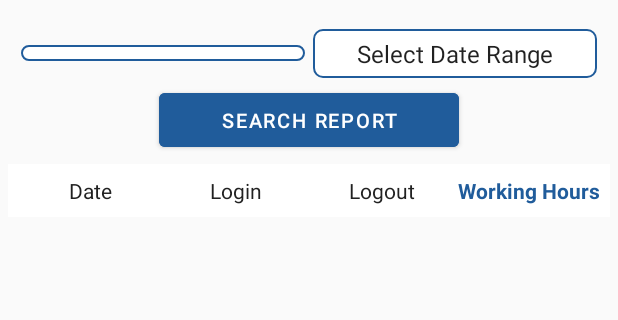
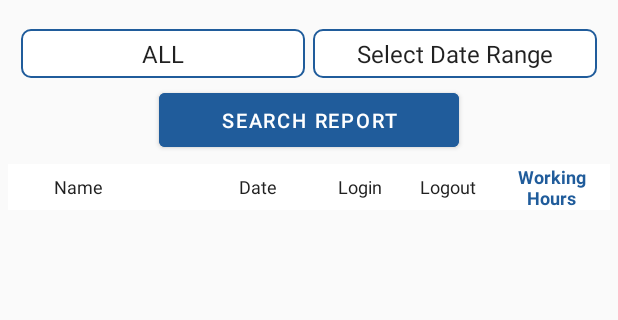
Before and after one commit to manojkmr2197/instabillz-app, an Android app: the EmployeeReportActivity screen opened directly, with no data from a screen before it, on a phone screen of 412 x 824 dp, the part 82-402 px from its top. Run offline under Robolectric (Android 15) with nearby library versions, the phone set to English and light mode, and no system bars; our stand-ins replace Firebase (no records; nobody signed in at launch, a user with empty details on screens opened directly).

Commit message:
Report design Completed

```diff
--- a/app/src/main/java/com/app/billing/instabillz/activity/AttendanceActivity.java
+++ b/app/src/main/java/com/app/billing/instabillz/activity/AttendanceActivity.java
@@ -108,7 +108,6 @@ public class AttendanceActivity extends AppCompatActivity {
 
         spinnerEmployees = findViewById(R.id.attendance_employees_spinner);
 
-        loadEmployeesFromFirestore();
 
         Intent intent = getIntent();
         String employeeName = intent.getStringExtra("employee_name");
@@ -117,6 +116,8 @@ public class AttendanceActivity extends AppCompatActivity {
             selectedDate = StringUtils.isNotBlank(intent.getStringExtra("date")) ? intent.getStringExtra("date") : selectedDate;
             filterLL.setVisibility(View.GONE);
             loadEmployeeData();
+        }else{
+            loadEmployeesFromFirestore();
         }
 
     }
@@ -186,7 +187,7 @@ public class AttendanceActivity extends AppCompatActivity {
                 });
             }
 
-        }, calendar.get(Calendar.HOUR_OF_DAY), calendar.get(Calendar.MINUTE), true);
+        }, calendar.get(Calendar.HOUR_OF_DAY), calendar.get(Calendar.MINUTE), false);
 
         dialog.show();
     }
@@ -286,7 +287,6 @@ public class AttendanceActivity extends AppCompatActivity {
 
                 ArrayAdapter<String> adapter = new ArrayAdapter<>(context, android.R.layout.simple_spinner_dropdown_item, employees);
                 spinnerEmployees.setAdapter(adapter);
-
                 spinnerEmployees.setSelection(0);
                 resetUI();
 
--- a/app/src/main/java/com/app/billing/instabillz/activity/InvoiceActivity.java
+++ b/app/src/main/java/com/app/billing/instabillz/activity/InvoiceActivity.java
@@ -524,7 +524,6 @@ public class InvoiceActivity extends AppCompatActivity {
                 invoiceModelList.add(invoice);
             }
             adapter.notifyDataSetChanged();
-
         }).addOnFailureListener(e -> {
             e.printStackTrace();
             Toast.makeText(context, "Firebase Internal Server Error.!", Toast.LENGTH_LONG).show();
--- a/app/src/main/java/com/app/billing/instabillz/activity/ProductActivity.java
+++ b/app/src/main/java/com/app/billing/instabillz/activity/ProductActivity.java
@@ -280,7 +280,7 @@ public class ProductActivity extends AppCompatActivity implements View.OnClickLi
             InstaFirebaseRepository.getInstance().addDataBase(AppConstants.APP_NAME + AppConstants.PRODUCTS_COLLECTION, newProductModel.getId(), newProductModel, new InstaFirebaseRepository.OnFirebaseWriteListener() {
                 @Override
                 public void onSuccess(Object orderId) {
-                    Toast.makeText(context, "New product Added", Toast.LENGTH_LONG).show();
+                    Toast.makeText(context, "Products Updated", Toast.LENGTH_LONG).show();
                     loadProductList();
                 }
 
--- a/app/src/main/java/com/app/billing/instabillz/adapter/AttendanceViewAdapter.java
+++ b/app/src/main/java/com/app/billing/instabillz/adapter/AttendanceViewAdapter.java
@@ -1,5 +1,6 @@
 package com.app.billing.instabillz.adapter;
 
+import android.annotation.SuppressLint;
 import android.content.Context;
 import android.view.LayoutInflater;
 import android.view.View;
@@ -40,7 +41,7 @@ public class AttendanceViewAdapter extends RecyclerView.Adapter<AttendanceViewHo
     }
 
     @Override
-    public void onBindViewHolder(@NonNull AttendanceViewHolder holder, int position) {
+    public void onBindViewHolder(@NonNull AttendanceViewHolder holder, @SuppressLint("RecyclerView") int position) {
 
         AttendanceModel attendanceModel = attendanceModelList.get(position);
 
@@ -55,13 +56,20 @@ public class AttendanceViewAdapter extends RecyclerView.Adapter<AttendanceViewHo
             holder.delete.setVisibility(View.GONE);
         }
 
+        if(StringUtils.isNotBlank(attendanceModel.getEmployeeName())){
+            holder.delete.setVisibility(View.VISIBLE);
+            holder.name.setText(attendanceModel.getEmployeeName());
             holder.delete.setOnClickListener(new View.OnClickListener() {
                 @Override
                 public void onClick(View view) {
                     listener.click(position,"DELETE");
                 }
             });
-
+        }else{
+            holder.delete.setVisibility(View.INVISIBLE);
+            holder.delete.setClickable(false);
+            holder.name.setText("Name");
+        }
     }
 
     @Override
--- a/app/src/main/java/com/app/billing/instabillz/adapter/InvoiceViewAdapter.java
+++ b/app/src/main/java/com/app/billing/instabillz/adapter/InvoiceViewAdapter.java
@@ -66,9 +66,9 @@ public class InvoiceViewAdapter extends RecyclerView.Adapter<InvoiceViewHolder>{
             } else {
                 holder.productListLayout.setVisibility(View.VISIBLE);
                 holder.toggleProductsTv.setText("Hide Products ▲");
-                loadProducts(holder.productListLayout, invoice.getProductModelList());
             }
         });
+        loadProducts(holder.productListLayout, invoice.getProductModelList());
 
         holder.editBtn.setOnClickListener(v -> clickListener.click(position, "EDIT"));
         holder.deleteBtn.setOnClickListener(v -> clickListener.click(position, "DELETE"));
@@ -88,7 +88,7 @@ public class InvoiceViewAdapter extends RecyclerView.Adapter<InvoiceViewHolder>{
         return sdf.format(date);
     }
 
-    private void loadProducts(LinearLayout container, List<ProductModel> productList) {
+    public void loadProducts(LinearLayout container, List<ProductModel> productList) {
         container.removeAllViews();
         for (ProductModel product : productList) {
             View productView = LayoutInflater.from(context).inflate(R.layout.invoice_item_product_design, container, false);
--- a/app/src/main/java/com/app/billing/instabillz/constants/AppConstants.java
+++ b/app/src/main/java/com/app/billing/instabillz/constants/AppConstants.java
@@ -11,7 +11,7 @@ public class AppConstants {
     public static final String STOCKS_COLLECTION = "_stocks";
     public static final String ATTENDANCE_COLLECTION = "_attendance";
     public static final String EMPLOYEE_COLLECTION = "_employee";
-    public static final String VENDOR_COLLECTION = "_vendor";
+    public static final String VENDOR_COLLECTION = "_vendors";
     public static final String SALES_COLLECTION = "_sales";
 
     public static final String SHOP_COLLECTION = "shops";
--- a/app/src/main/java/com/app/billing/instabillz/viewholder/AttendanceViewHolder.java
+++ b/app/src/main/java/com/app/billing/instabillz/viewholder/AttendanceViewHolder.java
@@ -11,11 +11,12 @@ import com.app.billing.instabillz.R;
 
 public class AttendanceViewHolder extends RecyclerView.ViewHolder{
 
-    public TextView date,loginTime,logoutTime,hours;
+    public TextView name,date,loginTime,logoutTime,hours;
     public Button delete;
 
     public AttendanceViewHolder(@NonNull View itemView) {
         super(itemView);
+        name = (TextView) itemView.findViewById(R.id.attendance_emp_name);
         date = (TextView) itemView.findViewById(R.id.attendance_emp_date);
         loginTime = (TextView) itemView.findViewById(R.id.attendance_emp_login);
         logoutTime = (TextView) itemView.findViewById(R.id.attendance_emp_logout);
--- a/app/src/main/res/layout/attandence_item_design.xml
+++ b/app/src/main/res/layout/attandence_item_design.xml
@@ -4,11 +4,8 @@
     android:layout_height="wrap_content"
     xmlns:app="http://schemas.android.com/apk/res-auto"
     android:orientation="horizontal"
-    android:paddingVertical="8dp"
     android:background="#FFFFFF"
-    android:gravity="center"
-    android:weightSum="4"
-    android:paddingHorizontal="6dp">
+    android:gravity="center">
 
     <Button
         android:id="@+id/attendance_emp_delete"
@@ -20,43 +17,53 @@
         android:background="@drawable/ic_baseline_clear_24" />
 
     <TextView
+        android:id="@+id/attendance_emp_name"
+        android:layout_width="0dp"
+        android:layout_height="wrap_content"
+        android:layout_weight="1"
+        android:text="MANOJ"
+        android:textColor="#212121"
+        android:gravity="left"
+        android:textSize="12sp" />
+
+    <TextView
         android:id="@+id/attendance_emp_date"
         android:layout_width="0dp"
         android:layout_height="wrap_content"
-        android:layout_weight="1"
+        android:layout_weight="0.8"
         android:text="2025-10-11"
         android:textColor="#212121"
         android:gravity="center"
-        android:textSize="14sp" />
+        android:textSize="12sp" />
 
     <TextView
         android:id="@+id/attendance_emp_login"
         android:layout_width="0dp"
         android:layout_height="wrap_content"
-        android:layout_weight="1"
+        android:layout_weight="0.6"
         android:text="09:15"
         android:textColor="#212121"
         android:gravity="center"
-        android:textSize="14sp" />
+        android:textSize="12sp" />
 
     <TextView
         android:id="@+id/attendance_emp_logout"
         android:layout_width="0dp"
         android:layout_height="wrap_content"
-        android:layout_weight="1"
+        android:layout_weight="0.6"
         android:text="17:45"
         android:textColor="#212121"
         android:gravity="center"
-        android:textSize="14sp" />
+        android:textSize="12sp" />
 
     <TextView
         android:id="@+id/attendance_emp_hours"
         android:layout_width="0dp"
         android:layout_height="wrap_content"
-        android:layout_weight="1"
+        android:layout_weight="0.8"
         android:text="8h 30m"
         android:textColor="#205C9B"
         android:textStyle="bold"
         android:gravity="center"
-        android:textSize="14sp" />
+        android:textSize="12sp" />
 </LinearLayout>
--- a/app/src/main/res/layout/dialog_product_create.xml
+++ b/app/src/main/res/layout/dialog_product_create.xml
@@ -2,6 +2,7 @@
 <LinearLayout xmlns:android="http://schemas.android.com/apk/res/android"
     android:layout_width="match_parent"
     android:layout_height="match_parent"
+    android:background="@color/white"
     android:orientation="vertical">
 
     <LinearLayout
--- a/app/src/main/res/layout/dialog_stock_create.xml
+++ b/app/src/main/res/layout/dialog_stock_create.xml
@@ -91,7 +91,7 @@
         android:layout_width="match_parent"
         android:layout_height="wrap_content"
         android:spinnerMode="dropdown"
-        android:padding="8dp"
+        android:padding="5dp"
         android:layout_margin="5dp"
         android:background="@drawable/spinner_bg" />
 
--- a/app/src/main/res/layout/dialog_subscription_error.xml
+++ b/app/src/main/res/layout/dialog_subscription_error.xml
@@ -31,10 +31,10 @@
         android:id="@+id/tvMessage"
         android:layout_width="match_parent"
         android:layout_height="wrap_content"
-        android:text="Your app subscription has expired. Please contact the administrator for renewal or support."
+        android:text="Your access period is over. Contact admin to reactivate."
         android:textAlignment="center"
         android:textColor="#444444"
-        android:textSize="16sp"
+        android:textSize="13sp"
         android:layout_marginBottom="16dp" />
 
     <!-- Clickable Phone Number -->
--- a/app/src/main/res/layout/home_cart_preview.xml
+++ b/app/src/main/res/layout/home_cart_preview.xml
@@ -2,6 +2,7 @@
     android:layout_width="match_parent"
     android:layout_height="wrap_content"
     android:orientation="vertical"
+    android:background="@color/white"
     android:padding="16dp">
 
     <TextView
```
Also changed, not shown: app/src/main/java/com/app/billing/instabillz/activity/EmployeeReportActivity.java (+44 -5 lines), app/src/main/java/com/app/billing/instabillz/activity/LoginActivity.java (+3 -4 lines), app/src/main/java/com/app/billing/instabillz/activity/MainActivity.java (+9 -5 lines), app/src/main/java/com/app/billing/instabillz/activity/ReportActivity.java (+114 -44 lines), app/src/main/res/layout/activity_report.xml (+93 -72 lines). Lines whose indentation alone changed are shown as unchanged.
